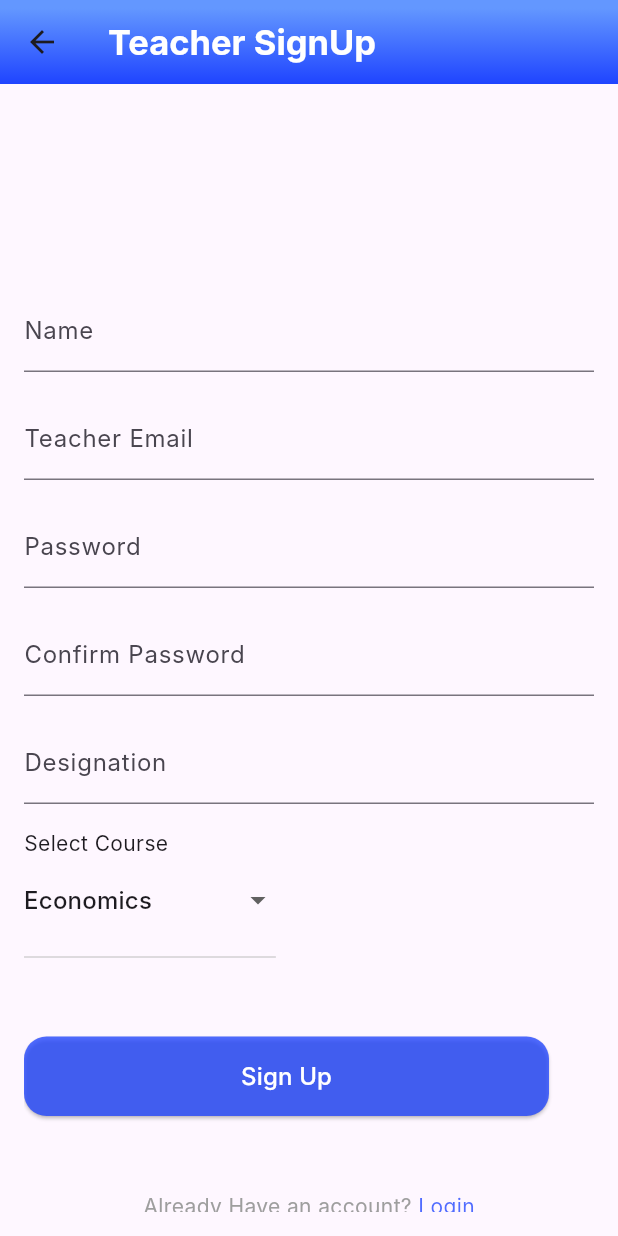
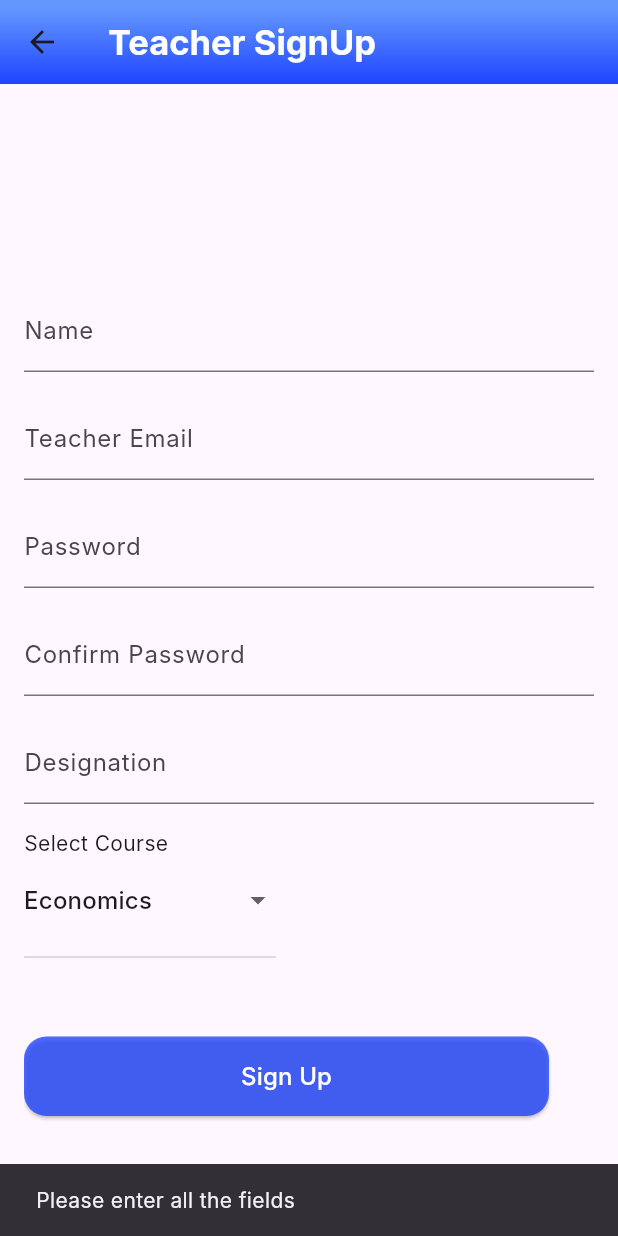
Before and after one commit to SauravHaldar04/innov_2024_overload-oblivion, a Flutter app: the TeacherSignup screen opened directly, after a tap on "Sign Up", on a phone screen of 412 x 824 dp. Run offline on Flutter 3.47's test engine with Material 3 defaults, Android fonts, the light colour scheme and no system bars; our stand-ins replace cloud_firestore, firebase_auth, firebase_core; accounts and stored records are empty; Roboto replaces fonts that are missing (Inter).

Commit message:
Adding teacher login and signup

```diff
--- a/lib/models/teacher_model.dart
+++ b/lib/models/teacher_model.dart
@@ -0,0 +1,39 @@
+import 'package:cloud_firestore/cloud_firestore.dart';
+
+class Teacher {
+  final String uid;
+  final String email;
+  final String teachername;
+  final String course;
+  final String designation;
+
+  Teacher({
+    required this.uid,
+    required this.email,
+    required this.teachername,
+    required this.designation,
+    required this.course,
+  });
+
+  Map<String, dynamic> toJson() {
+    return {
+      'uid': uid,
+      'teachername': teachername,
+      'email': email,
+      'designation': designation,
+      'course': course,
+    };
+  }
+
+  static Teacher fromSnap(DocumentSnapshot snap) {
+    var snapshot = snap.data() as Map<String, dynamic>;
+    print(snapshot.toString());
+    return Teacher(
+      uid: snapshot['uid'],
+      email: snapshot['email'],
+      teachername: snapshot['teachername'],
+      designation: snapshot['designation'],
+      course: snapshot['course'],
+    );
+  }
+}
--- a/lib/resources/auth_methods.dart
+++ b/lib/resources/auth_methods.dart
@@ -1,6 +1,7 @@
 import 'package:cloud_firestore/cloud_firestore.dart';
 import 'package:firebase_auth/firebase_auth.dart';
 import 'package:innovate_2/models/student_model.dart';
+import 'package:innovate_2/models/teacher_model.dart';
 
 class AuthMethods {
   FirebaseAuth _auth = FirebaseAuth.instance;
@@ -66,4 +67,61 @@ class AuthMethods {
       return err.toString();
     }
   }
+    Future<String> signUpTeacher(
+      {required String email,
+      required String password,
+      required String teachername,
+      required String course,
+      required String designation}) async {
+    String res = "Some error occured";
+    try {
+      if (email.isNotEmpty &&
+          password.isNotEmpty &&
+          teachername.isNotEmpty &&
+          course.isNotEmpty &&
+          designation.isNotEmpty) {
+        UserCredential teacherCredential = await _auth
+            .createUserWithEmailAndPassword(email: email, password: password);
+        print(teacherCredential.user!.uid);
+
+        Teacher teacher = Teacher(
+          uid: teacherCredential.user!.uid,
+          email: email,
+          teachername: teachername,
+          course: course,
+          designation: designation,
+        );
+        await _firestore
+            .collection('teachers')
+            .doc(teacherCredential.user!.uid)
+            .set(teacher.toJson());
+        res = "Success";
+      } else {
+        res = 'Please enter all the fields';
+      }
+      return res;
+    } catch (err) {
+      return err.toString();
+    }
+  }
+   Future<String> loginTeacher({
+    required String email,
+    required String password,
+  }) async {
+    FirebaseAuth _auth = FirebaseAuth.instance;
+    FirebaseFirestore _firestore = FirebaseFirestore.instance;
+    String res = "Some error occured";
+    try {
+      if (email.isNotEmpty && password.isNotEmpty) {
+        await _auth.signInWithEmailAndPassword(
+            email: email, password: password);
+        res = "Success";
+      } else {
+        res = 'Please enter all the fields';
+      }
+      return res;
+    } catch (err) {
+      return err.toString();
+    }
+  }
 }
--- a/lib/screens/teacher_signup.dart
+++ b/lib/screens/teacher_signup.dart
@@ -1,5 +1,9 @@
 import 'package:flutter/material.dart';
+import 'package:flutter/widgets.dart';
 import 'package:innovate_2/global/global_var.dart';
+import 'package:innovate_2/resources/auth_methods.dart';
+import 'package:innovate_2/screens/teacher_login.dart';
+import 'package:innovate_2/widgets/utils.dart';
 
 class TeacherSignup extends StatefulWidget {
   const TeacherSignup({super.key});
@@ -9,6 +13,36 @@ class TeacherSignup extends StatefulWidget {
 }
 
 class _TeacherSignupState extends State<TeacherSignup> {
+  TextEditingController _emailController = TextEditingController();
+  TextEditingController _nameController = TextEditingController();
+  TextEditingController _passwordController = TextEditingController();
+  TextEditingController _cpassController = TextEditingController();
+  TextEditingController _designationController = TextEditingController();
+  bool isLoading = false;
+  Future<void> signUpTeacher() async {
+    setState(() {
+      isLoading = true;
+    });
+    String res = await AuthMethods().signUpTeacher(
+        email: _emailController.text,
+        password: _passwordController.text,
+        teachername: _nameController.text,
+        course: selectedValue,
+        designation: _designationController.text);
+    setState(() {
+      isLoading = false;
+    });
+    if (res != 'Success') {
+      showSnackBar(context, res);
+    } else {
+      Navigator.of(context).pushReplacement(
+        MaterialPageRoute(
+          builder: (context) => const TeacherLogin(),
+        ),
+      );
+    }
+  }
+
   String selectedValue = "Economics";
 
   @override
@@ -34,71 +68,73 @@ class _TeacherSignupState extends State<TeacherSignup> {
               mainAxisAlignment: MainAxisAlignment.center,
               children: [
                 const SizedBox(height: 120.0),
-                const TextField(
-                  decoration: InputDecoration(
+                TextField(
+                  controller: _nameController,
+                  decoration: const InputDecoration(
                     labelText: 'Name',
-                    floatingLabelStyle: TextStyle(
-                        color: Color.fromRGBO(31, 68, 255, 0.776)),
+                    floatingLabelStyle:
+                        TextStyle(color: Color.fromRGBO(31, 68, 255, 0.776)),
                     focusColor: Color.fromRGBO(31, 68, 255, 0.776),
                     focusedBorder: UnderlineInputBorder(
-                      borderSide: BorderSide(
-                          color: Color.fromRGBO(31, 68, 255, 0.776)),
+                      borderSide:
+                          BorderSide(color: Color.fromRGBO(31, 68, 255, 0.776)),
                     ),
                   ),
                 ),
                 const SizedBox(height: 16.0),
-                const TextField(
-                  obscureText: false,
-                  decoration: InputDecoration(
+                TextField(
+                  controller: _emailController,
+                  decoration: const InputDecoration(
                     focusedBorder: UnderlineInputBorder(
-                      borderSide: BorderSide(
-                          color: Color.fromRGBO(31, 68, 255, 0.776)),
+                      borderSide:
+                          BorderSide(color: Color.fromRGBO(31, 68, 255, 0.776)),
                     ),
                     labelText: 'Teacher Email',
-                    floatingLabelStyle: TextStyle(
-                        color: Color.fromRGBO(31, 68, 255, 0.776)),
+                    floatingLabelStyle:
+                        TextStyle(color: Color.fromRGBO(31, 68, 255, 0.776)),
                   ),
                 ),
-
                 const SizedBox(
                   height: 16,
                 ),
-                const TextField(
+                TextField(
+                  controller: _passwordController,
                   obscureText: true,
-                  decoration: InputDecoration(
+                  decoration: const InputDecoration(
                     focusedBorder: UnderlineInputBorder(
-                      borderSide: BorderSide(
-                          color: Color.fromRGBO(31, 68, 255, 0.776)),
+                      borderSide:
+                          BorderSide(color: Color.fromRGBO(31, 68, 255, 0.776)),
                     ),
                     labelText: 'Password',
-                    floatingLabelStyle: TextStyle(
-                        color: Color.fromRGBO(31, 68, 255, 0.776)),
+                    floatingLabelStyle:
+                        TextStyle(color: Color.fromRGBO(31, 68, 255, 0.776)),
                   ),
                 ),
                 const SizedBox(height: 16.0),
-                const TextField(
+                TextField(
+                  controller: _cpassController,
                   obscureText: true,
-                  decoration: InputDecoration(
+                  decoration: const InputDecoration(
                     focusedBorder: UnderlineInputBorder(
-                      borderSide: BorderSide(
-                          color: Color.fromRGBO(31, 68, 255, 0.776)),
+                      borderSide:
+                          BorderSide(color: Color.fromRGBO(31, 68, 255, 0.776)),
                     ),
                     labelText: 'Confirm Password',
-                    floatingLabelStyle: TextStyle(
-                        color: Color.fromRGBO(31, 68, 255, 0.776)),
+                    floatingLabelStyle:
+                        TextStyle(color: Color.fromRGBO(31, 68, 255, 0.776)),
                   ),
                 ),
                 const SizedBox(height: 16.0),
-                const TextField(
-                  obscureText: false,
-                  decoration: InputDecoration(
+                TextField(
+                  controller: _designationController,
+                  decoration: const InputDecoration(
                     focusedBorder: UnderlineInputBorder(
-                      borderSide: BorderSide(
-                          color: Color.fromRGBO(31, 68, 255, 0.776)),
+                      borderSide:
+                          BorderSide(color: Color.fromRGBO(31, 68, 255, 0.776)),
                     ),
                     labelText: 'Designation',
-                    floatingLabelStyle: TextStyle(
-                        color: Color.fromRGBO(31, 68, 255, 0.776)),
+                    floatingLabelStyle:
+                        TextStyle(color: Color.fromRGBO(31, 68, 255, 0.776)),
                   ),
                 ),
                 const SizedBox(height: 16.0),
@@ -141,26 +177,26 @@ class _TeacherSignupState extends State<TeacherSignup> {
                     },
                   ),
                 ),
-
                 const SizedBox(height: 45.0),
                 ElevatedButton(
-                  onPressed: () {
-                    // Perform student login logic here
+                  onPressed: () async {
+                    await signUpTeacher();
                   },
                   style: ElevatedButton.styleFrom(
-                    backgroundColor:
-                        const Color.fromRGBO(31, 68, 255, 0.776),
+                    backgroundColor: const Color.fromRGBO(31, 68, 255, 0.776),
                     shape: RoundedRectangleBorder(
                       borderRadius: BorderRadius.circular(15.0),
                     ),
                     minimumSize: const Size(350.0, 45.0),
                   ),
-                  child: const Padding(
-                    padding: EdgeInsets.all(15.0),
-                    child: Text(
-                      'Sign Up',
-                      style: TextStyle(color: Colors.white, fontSize: 16),
-                    ),
+                  child: Padding(
+                    padding: const EdgeInsets.all(15.0),
+                    child: isLoading
+                        ? const CircularProgressIndicator()
+                        : const Text(
+                            'Sign Up',
+                            style: TextStyle(color: Colors.white, fontSize: 16),
+                          ),
                   ),
                 ),
                 const SizedBox(height: 50.0),
```
Also changed, not shown: lib/screens/student_login.dart (+18 -5 lines), lib/screens/student_signup.dart (+12 -5 lines), lib/screens/teacher_login.dart (+46 -23 lines).
